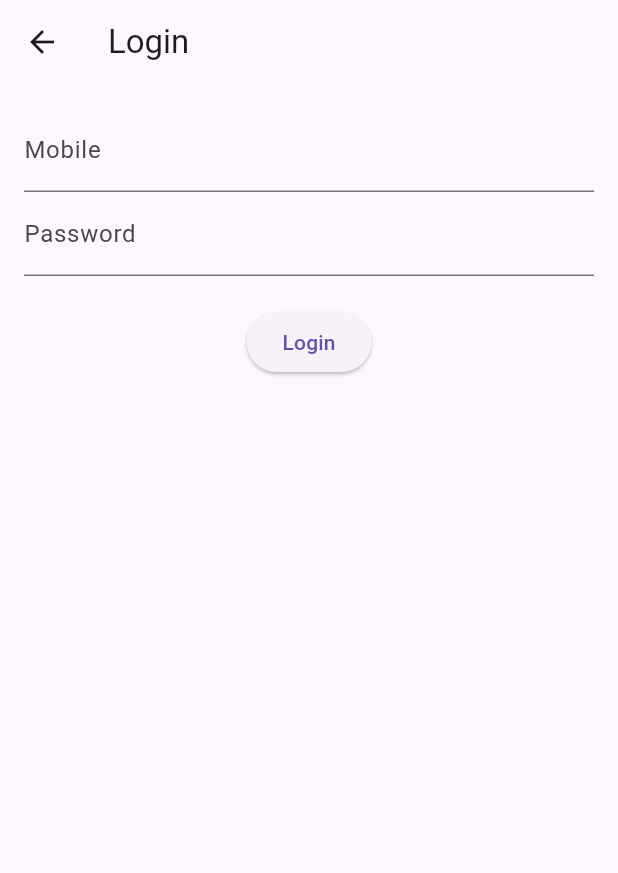
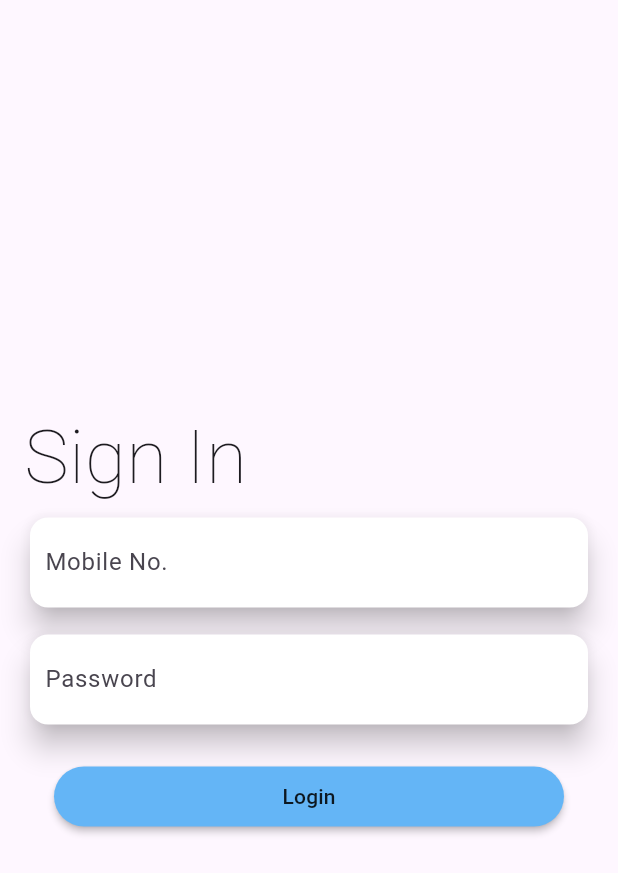
Before and after one commit to AakashKedari/eVitalRx, a Flutter app: the LoginView screen opened by its route, on a phone screen of 412 x 824 dp. Shown: the top 873 px of the screen. Run offline on Flutter 3.47's test engine with Material 3 defaults, Android fonts, the light colour scheme and no system bars; our stand-ins replace gap, get, google_fonts, hive, hive_flutter, loading_indicator and 1 more; accounts and stored records are empty.

Commit message:
Almost Done

```diff
--- /dev/null
+++ b/lib/app/customWidgets/textField.dart
@@ -0,0 +1,35 @@
+import 'package:flutter/material.dart';
+
+import '../modules/login/controllers/login_controller.dart';
+
+class CustomTextField extends StatelessWidget {
+  const CustomTextField({
+    super.key,
+    required this.textEditingController,
+    required this.loginController, required this.hint,
+  });
+
+  final TextEditingController textEditingController;
+  final LoginController loginController;
+  final String hint;
+
+  @override
+  Widget build(BuildContext context) {
+    return Card(
+      elevation: 8,
+      color: Colors.white,
+      surfaceTintColor: Colors.white,
+      child: TextFormField(
+        obscureText: hint == 'Password' ? true : false,
+        autocorrect:  hint == 'Password' ? false : true,
+        controller: textEditingController,
+        decoration: InputDecoration(
+            contentPadding: EdgeInsets.only(left: 10,top: 10,bottom: 10),
+            labelText: hint,border: InputBorder.none),
+        keyboardType: hint != 'Password' ? TextInputType.phone : TextInputType.text,
+        validator: (value) => hint == 'Mobile No.' ? loginController.validateMobile(value!) : loginController.validatePassword(value!),
+
+      ),
+    );
+  }
+}
--- a/lib/app/modules/login/views/login_view.dart
+++ b/lib/app/modules/login/views/login_view.dart
@@ -1,6 +1,11 @@
+import 'package:evital/app/customWidgets/textField.dart';
 import 'package:evital/app/modules/login/controllers/login_controller.dart';
+import 'package:flutter/cupertino.dart';
 import 'package:flutter/material.dart';
+import 'package:gap/gap.dart';
 import 'package:get/get.dart';
+import 'package:loading_indicator/loading_indicator.dart';
+import 'package:velocity_x/velocity_x.dart';
 
 class LoginView extends StatelessWidget {
   final _mobileController = TextEditingController();
@@ -13,37 +18,73 @@ class LoginView extends StatelessWidget {
   @override
   Widget build(BuildContext context) {
     return Scaffold(
-      appBar: AppBar(title: const Text('Login')),
+      // appBar: AppBar(title: const Text('Login')),
       body: Padding(
         padding: const EdgeInsets.all(16.0),
         child: Form(
           key: _formKey,
           child: Column(
+            mainAxisAlignment: MainAxisAlignment.center,
             children: [
-              TextFormField(
-                controller: _mobileController,
-                decoration: const InputDecoration(labelText: 'Mobile'),
-                keyboardType: TextInputType.phone,
-                validator: (value) => loginController.validateMobile(value!),
+              const Align(
+                  alignment: Alignment.centerLeft,
+                  child: Text(
+                    'Sign In',
+                    style: TextStyle(fontSize: 50, fontWeight: FontWeight.w200),
+                  )),
+              CustomTextField(
+                hint: 'Mobile No.',
+                loginController: loginController,
+                textEditingController: _mobileController,
               ),
-              TextFormField(
-                controller: _passwordController,
-                decoration: const InputDecoration(labelText: 'Password'),
-                obscureText: true,
-                validator: (value) => loginController.validatePassword(value!),
+              const Gap(10),
+              CustomTextField(
+                loginController: loginController,
+                hint: 'Password',
+                textEditingController: _passwordController,
               ),
               const SizedBox(height: 20),
               Obx(() => loginController.isLoading.value
-                  ? const CircularProgressIndicator()
-                  : ElevatedButton(
+                  ? SizedBox(
+                      height: 80,
+                      child: LoadingIndicator(
+                          indicatorType: Indicator.ballClipRotatePulse,
+
+                          /// Required, The loading type of the widget
+                          colors: [Colors.blue.shade300],
+
+                          /// Optional, The color collections
+                          strokeWidth: 2,
+
+                          /// Optional, The stroke of the line, only applicable to widget which contains line
+                          backgroundColor: Colors.transparent,
+
+                          /// Optional, Background of the widget
+                          pathBackgroundColor: Colors.transparent
+
+                          /// Optional, the stroke backgroundColor
+                          ),
+                    )
+                  : Padding(
+                      padding: const EdgeInsets.symmetric(horizontal: 20),
+                      child: MaterialButton(
+                        height: 40,
+                        minWidth: double.infinity,
+                        shape: StadiumBorder(),
+                        color: Colors.blue.shade300,
                         onPressed: () {
+                          /// If the user presses the elevated button instead of Done Button
+                          /// on the keyboard, we unfocus  the FocusScope to remove the
+                          /// Keyboard
+                          FocusScope.of(context).unfocus();
                           if (_formKey.currentState!.validate()) {
                             String mobile = _mobileController.text;
                             String password = _passwordController.text;
                             loginController.login(mobile, password);
                           }
                         },
-                      child: const Text('Login'),
+                        child: 'Login'.text.make(),
+                      ),
                     )),
             ],
           ),
--- a/lib/app/modules/splash/controllers/splash_controller.dart
+++ b/lib/app/modules/splash/controllers/splash_controller.dart
@@ -15,7 +15,7 @@ class SplashController extends GetxController {
   }
 
   void _navigateToHome() async {
-    await Future.delayed(const Duration(seconds: 3)); // Simulate a delay
+    await Future.delayed(const Duration(seconds: 4)); // Simulate a delay
     Get.offNamed(Routes.LOGIN); // Navigate to login screen
   }
 
--- a/lib/app/routes/app_pages.dart
+++ b/lib/app/routes/app_pages.dart
@@ -12,7 +12,8 @@ part 'app_routes.dart';
 class AppPages {
   AppPages._();
 
-  static const INITIAL = Routes.SPLASH;
+  static const INITIAL = Routes.HOME
+  ;
 
   static final routes = [
     GetPage(
```
Also changed, not shown: lib/app/data/consts.dart (added, +50 -0 lines), lib/app/data/models/user_model.dart (+84 -6 lines), lib/app/modules/home/controllers/home_controller.dart (+58 -11 lines), lib/app/modules/home/views/home_view.dart (+101 -65 lines), lib/app/modules/splash/views/splash_view.dart (+36 -11 lines), lib/main.dart (+11 -4 lines), pubspec.yaml (+11 -0 lines), assets/images/evitalRx.webp (added), pubspec.lock, 1 other file. Lines whose indentation alone changed are shown as unchanged.
